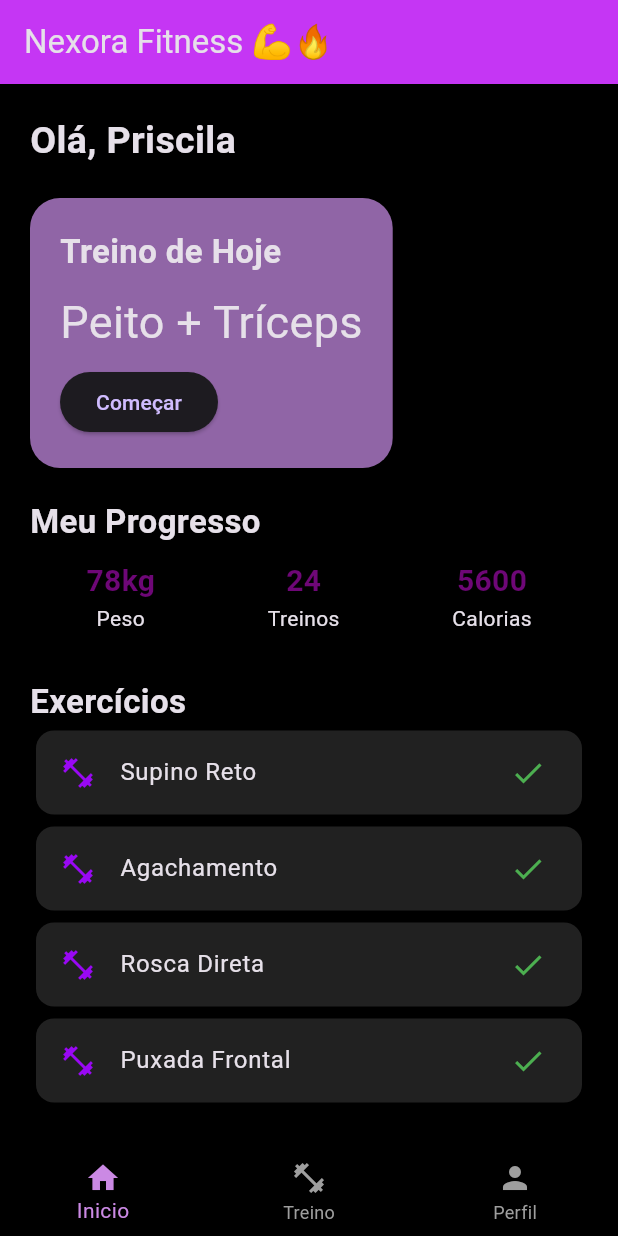
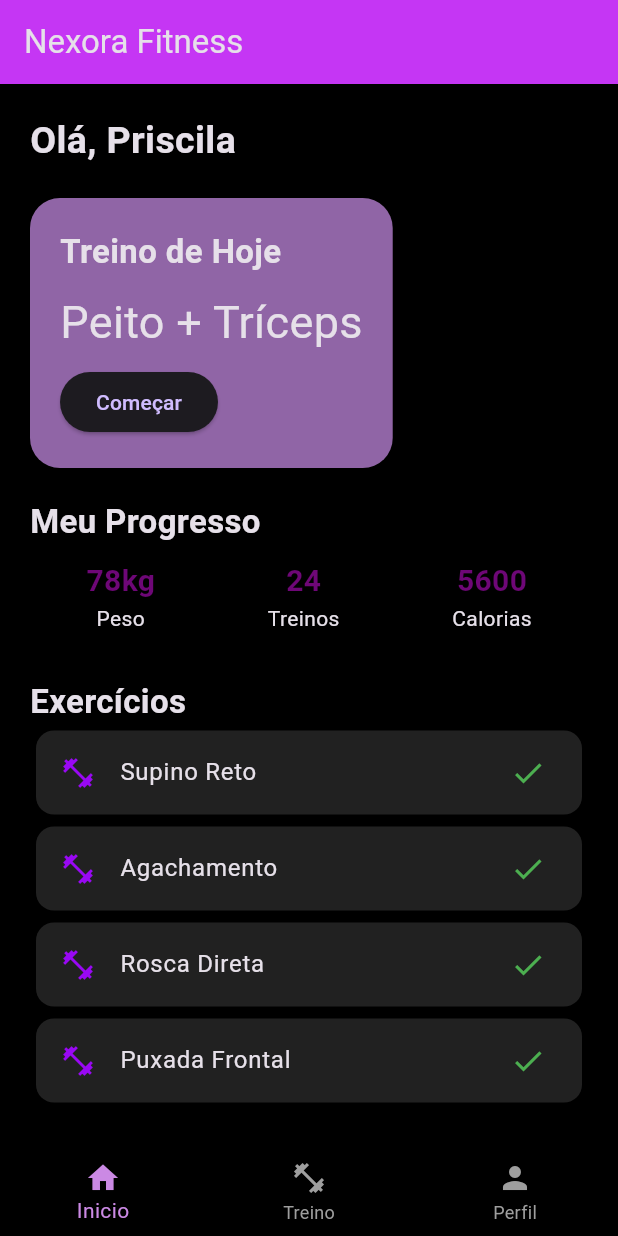
Before and after one commit to PriscilaRodrigues5/hello_world-main, a Flutter app: the screen it shows after launch, on a phone screen of 412 x 824 dp. Run offline on Flutter 3.47's test engine with Material 3 defaults, Android fonts, the phone set to English and light mode, and no system bars; our stand-ins replace go_router, shared_preferences.

Commit message:
S.A._Final_do_Semestre

```diff
--- a/lib/main.dart
+++ b/lib/main.dart
@@ -80,7 +80,7 @@ class _HomePageState extends State<HomePage> {
       backgroundColor: Colors.black,
 
       appBar: AppBar(
-        title: Text("Nexora Fitness 💪🔥"),
+        title: Text("Nexora Fitness"),
 
         backgroundColor: const Color.fromARGB(255, 197, 54, 244),
       ),
```
